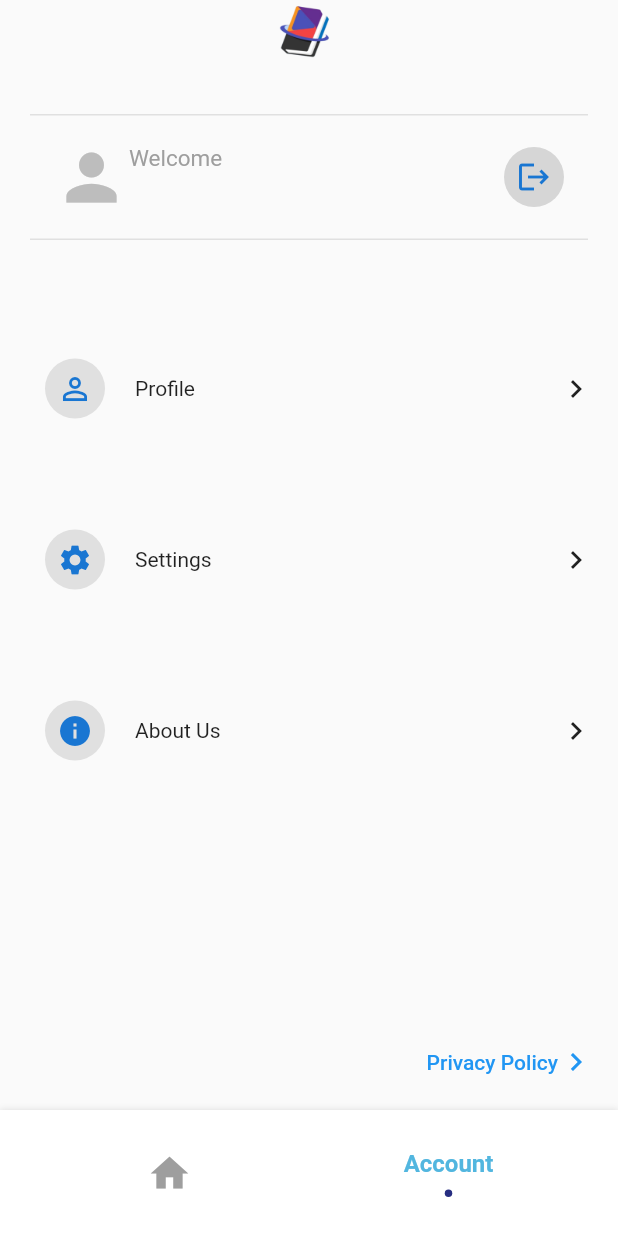
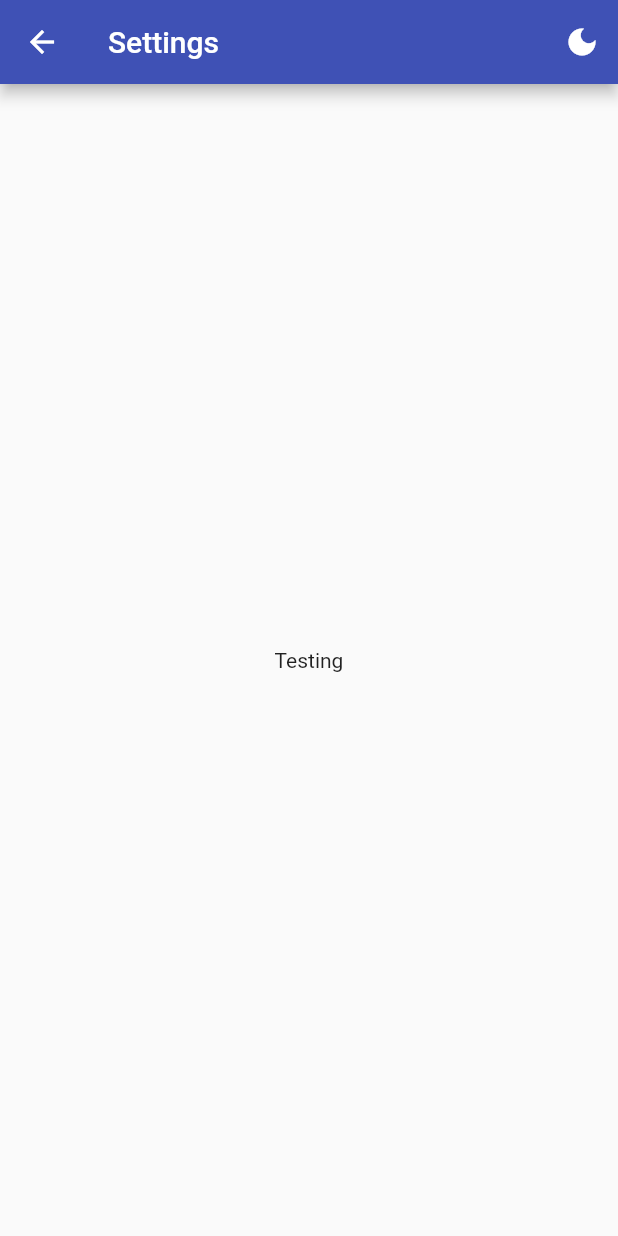
Before and after one commit to kareem2002-k/ClassMate, a Flutter app: the screen it shows once a user with an empty profile is signed in, item 2 of the bottom bar chosen, after a tap on "Settings", on a phone screen of 412 x 824 dp. Run offline on Flutter 3.47's test engine with Material 2 defaults, Android fonts, the phone set to English and light mode, and no system bars; drawn by our look-alikes of flashy_tab_bar2; our stand-ins replace cloud_firestore, firebase_auth, firebase_core; accounts and stored records are empty.

Commit message:
added dark mode and setting page

```diff
--- a/lib/main.dart
+++ b/lib/main.dart
@@ -1,16 +1,14 @@
+import 'package:class_mate/pages/BottomNavBar.dart';
 import 'package:class_mate/pages/LandingPage.dart';
 import 'package:class_mate/pages/LoginPage.dart';
 import 'package:class_mate/pages/ProfilePage.dart';
-import 'package:class_mate/pages/AccountPage.dart';
 import 'package:class_mate/pages/SignUp.dart';
-import 'package:cloud_firestore/cloud_firestore.dart';
+import 'package:firebase_auth/firebase_auth.dart';
 import 'package:firebase_core/firebase_core.dart';
 import 'package:flutter/material.dart';
-import 'package:class_mate/pages/BottomNavBar.dart';
+
+import 'firebase_options.dart';
 import 'services/authentication_service.dart';
-import 'package:firebase_auth/firebase_auth.dart';
-import 'firebase_options.dart';
-
 
 Future<void> main() async {
   WidgetsFlutterBinding.ensureInitialized();
@@ -21,12 +19,21 @@ Future<void> main() async {
 }
 
 class MyApp extends StatelessWidget {
+  static final ValueNotifier<ThemeMode> themeNotifier =
+      ValueNotifier(ThemeMode.light);
   const MyApp({super.key});
 
   // This widget is the root of your application.
   @override
   Widget build(BuildContext context) {
+    return ValueListenableBuilder<ThemeMode>(
+        valueListenable: themeNotifier,
+        builder: (_, ThemeMode currentMode, __) {
           return MaterialApp(
+            debugShowCheckedModeBanner: false,
+            theme: ThemeData(primarySwatch: Colors.indigo),
+            darkTheme: ThemeData.dark(),
+            themeMode: currentMode,
             routes: {
               '/sign_up': (context) => const SignUp(),
               '/login': (context) => const LoginPage(),
@@ -34,6 +41,7 @@ class MyApp extends StatelessWidget {
             },
             home: const AuthCheck(),
           );
+        });
   }
 }
 
--- a/lib/pages/AccountPage.dart
+++ b/lib/pages/AccountPage.dart
@@ -3,6 +3,7 @@ import 'package:firebase_auth/firebase_auth.dart';
 import 'package:flutter/material.dart';
 
 import '../services/authentication_service.dart';
+import 'SettingsPage.dart';
 
 class SettingsPage extends StatelessWidget {
   const SettingsPage({Key? key});
@@ -124,6 +125,11 @@ class SettingsPage extends StatelessWidget {
                     InkWell(
                       onTap: () {
                         // Handle the row tap action here
+                        Navigator.of(context).push(
+                          MaterialPageRoute(
+                            builder: (context) => SettingPage(),
+                          ),
+                        ); // Handle the row tap action here
                       },
                       child: Container(
                         padding: const EdgeInsets.fromLTRB(30, 5, 16, 5),
@@ -136,7 +142,8 @@ class SettingsPage extends StatelessWidget {
                             const SizedBox(width: 20),
                             const Text("Settings"),
                             const Spacer(),
-                            const Icon(Icons.navigate_next), // TODO: navigate to settings page
+                            const Icon(Icons
+                                .navigate_next), // TODO: navigate to settings page
                           ],
                         ),
                       ),
@@ -154,7 +161,9 @@ class SettingsPage extends StatelessWidget {
                               backgroundColor: Colors.grey[300],
                               child: const Icon(Icons.info),
                             ),
-                            const SizedBox(width: 20,),
+                            const SizedBox(
+                              width: 20,
+                            ),
                             const Text("About Us"),
                             const Spacer(),
                             const Icon(Icons.navigate_next),
@@ -166,7 +175,9 @@ class SettingsPage extends StatelessWidget {
                 ),
               ),
             ),
-            const SizedBox(height: 100,),
+            const SizedBox(
+              height: 100,
+            ),
             ButtonBar(
               children: [
                 TextButton(
--- /dev/null
+++ b/lib/pages/SettingsPage.dart
@@ -0,0 +1,31 @@
+import 'package:flutter/material.dart';
+
+import '../main.dart';
+
+class SettingPage extends StatelessWidget {
+  const SettingPage({Key? key}) : super(key: key);
+
+  @override
+  Widget build(BuildContext context) {
+    return Scaffold(
+      appBar: AppBar(
+        title: const Text('Settings'),
+        actions: [
+          IconButton(
+              icon: Icon(MyApp.themeNotifier.value == ThemeMode.light
+                  ? Icons.dark_mode
+                  : Icons.light_mode),
+              onPressed: () {
+                MyApp.themeNotifier.value =
+                    MyApp.themeNotifier.value == ThemeMode.light
+                        ? ThemeMode.dark
+                        : ThemeMode.light;
+              })
+        ],
+      ),
+      body: Center(
+        child: Text("Testing"),
+      ),
+    );
+  }
+}
```
Lines whose indentation alone changed are shown as unchanged.
